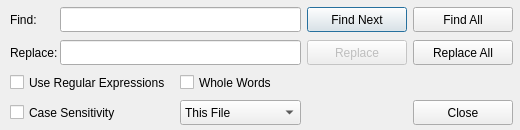
GAMS-dev/studio, file src/searchwidget.ui: the form before one commit.
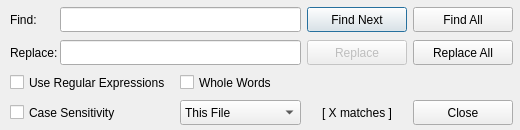
The form after the commit.

```diff
--- a/src/searchwidget.ui
+++ b/src/searchwidget.ui
@@ -201,14 +201,14 @@
   <widget class="QLabel" name="lbl_nrResults">
    <property name="geometry">
     <rect>
-     <x>310</x>
+     <x>307</x>
      <y>100</y>
-     <width>101</width>
+     <width>100</width>
      <height>25</height>
     </rect>
    </property>
    <property name="text">
-    <string/>
+    <string>[ X matches ]</string>
    </property>
    <property name="alignment">
     <set>Qt::AlignCenter</set>
```
